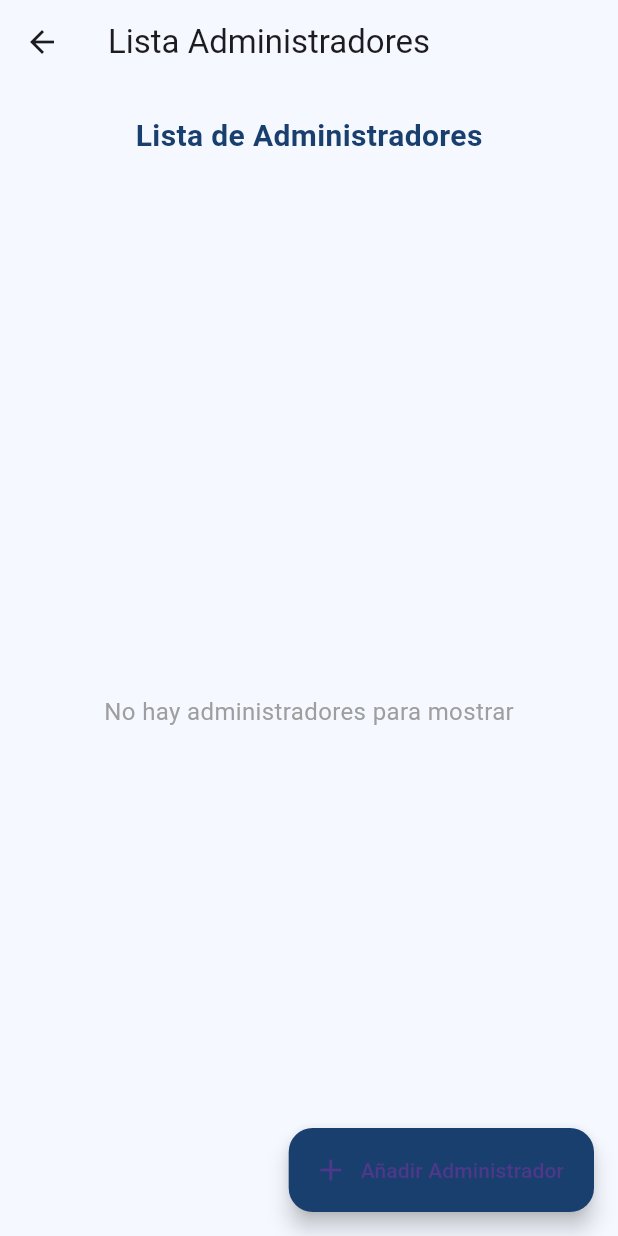
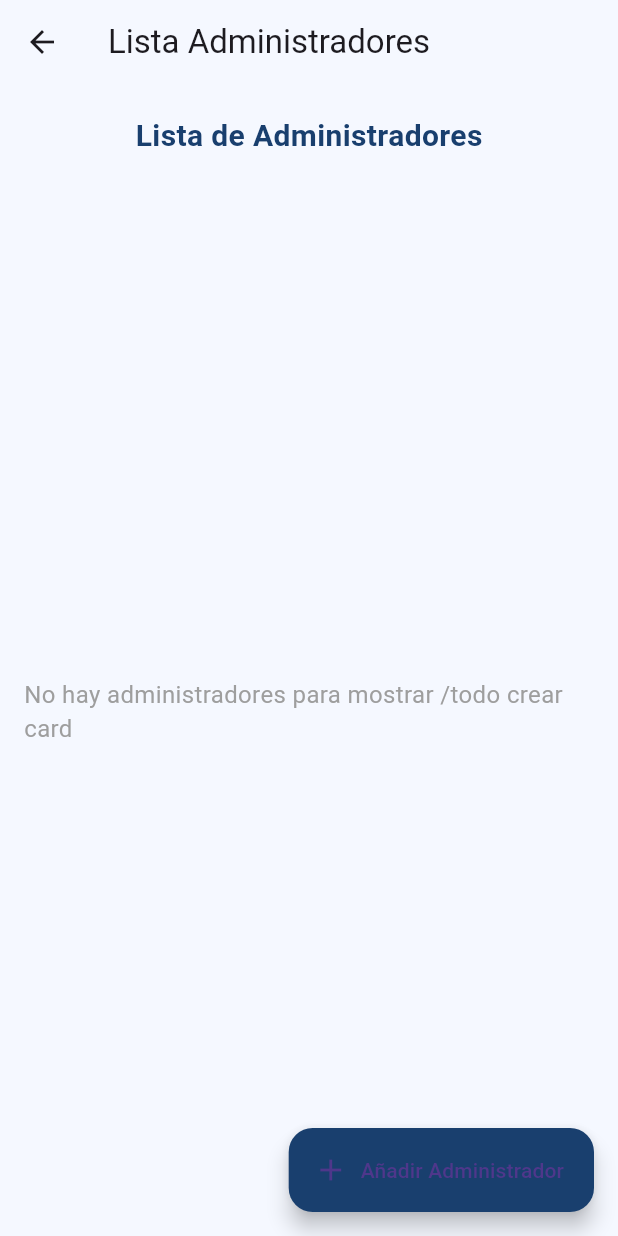
Before and after one commit to ESLEDA/grupo_sat_flutter, a Flutter app: the ListaAdmPage screen opened directly, on a phone screen of 412 x 824 dp. Run offline on Flutter 3.47's test engine with Material 3 defaults, Android fonts, the phone set to English and light mode, and no system bars; our stand-ins replace cloud_firestore, equatable, firebase_auth, firebase_core, flutter_bloc; accounts and stored records are empty.

```diff
--- a/lib/features/auth/presentation/pagesAdmin/lista_adm_page.dart
+++ b/lib/features/auth/presentation/pagesAdmin/lista_adm_page.dart
@@ -33,7 +33,7 @@ class ListaAdmPage extends StatelessWidget {
               padding: const EdgeInsets.all(16.0),
               child: const Center(
                 child: Text(
-                  'No hay administradores para mostrar',
+                  'No hay administradores para mostrar /todo crear card',
                   style: TextStyle(
                     color: Colors.grey,
                     fontSize: 16,
```
